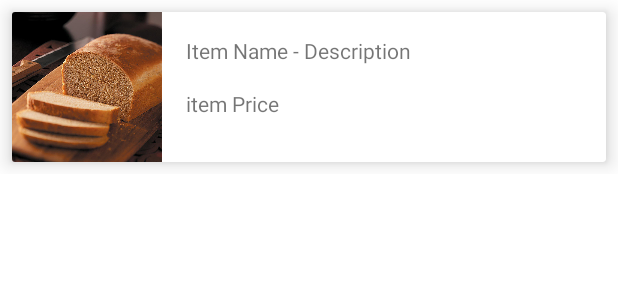
After one commit to PrashantNaikHC/EZ-Kart, an Android app: the layout list_item.xml on its own in the app's theme, with its tools: preview values and no code run, on a phone screen of 412 x 824 dp. The commit adds this screen. Shown: the top 300 px of the screen. Run offline under Robolectric (Android 15) with nearby library versions, the phone set to English and light mode, and no system bars.

Commit message:
Adding list item

```diff
--- /dev/null
+++ b/app/src/main/res/layout/list_item.xml
@@ -0,0 +1,54 @@
+<?xml version="1.0" encoding="utf-8"?>
+<androidx.constraintlayout.widget.ConstraintLayout xmlns:android="http://schemas.android.com/apk/res/android"
+    xmlns:app="http://schemas.android.com/apk/res-auto"
+    xmlns:tools="http://schemas.android.com/tools"
+    android:layout_width="match_parent"
+    android:layout_height="wrap_content">
+
+    <androidx.cardview.widget.CardView
+        android:layout_width="match_parent"
+        android:layout_height="wrap_content"
+        android:layout_margin="@dimen/margin_sm"
+        app:cardElevation="@dimen/margin_sm"
+        app:layout_constraintBottom_toBottomOf="parent"
+        app:layout_constraintEnd_toEndOf="parent"
+        app:layout_constraintStart_toStartOf="parent"
+        app:layout_constraintTop_toTopOf="parent" >
+
+        <androidx.constraintlayout.widget.ConstraintLayout
+            android:layout_width="match_parent"
+            android:layout_height="match_parent">
+
+            <ImageView
+                android:id="@+id/product_image"
+                android:layout_width="wrap_content"
+                android:layout_height="wrap_content"
+                android:scaleType="center"
+                tools:src="@drawable/product_01"
+                android:contentDescription="@string/product_image"
+                app:layout_constraintBottom_toBottomOf="parent"
+                app:layout_constraintTop_toTopOf="parent"
+                app:layout_constraintStart_toStartOf="parent" />
+
+            <TextView
+                android:id="@+id/product_detail"
+                android:layout_width="wrap_content"
+                android:layout_height="wrap_content"
+                android:layout_margin="@dimen/margin_general"
+                tools:text="Item Name - Description"
+                app:layout_constraintStart_toEndOf="@+id/product_image"
+                app:layout_constraintTop_toTopOf="parent" />
+
+            <TextView
+                android:id="@+id/product_price"
+                android:layout_width="wrap_content"
+                android:layout_height="wrap_content"
+                android:layout_marginTop="@dimen/margin_general"
+                tools:text="item Price"
+                app:layout_constraintStart_toStartOf="@+id/product_detail"
+                app:layout_constraintTop_toBottomOf="@+id/product_detail" />
+
+        </androidx.constraintlayout.widget.ConstraintLayout>
+    </androidx.cardview.widget.CardView>
+
+</androidx.constraintlayout.widget.ConstraintLayout>
--- a/app/src/main/res/values/strings.xml
+++ b/app/src/main/res/values/strings.xml
@@ -29,5 +29,6 @@
     <string name="rate_now">Rate Now</string>
     <string name="feedback_text">Feedback</string>
     <string name="submit_feedback">Submit Feedback</string>
+    <string name="product_image">Product image</string>
 
 </resources>
```
